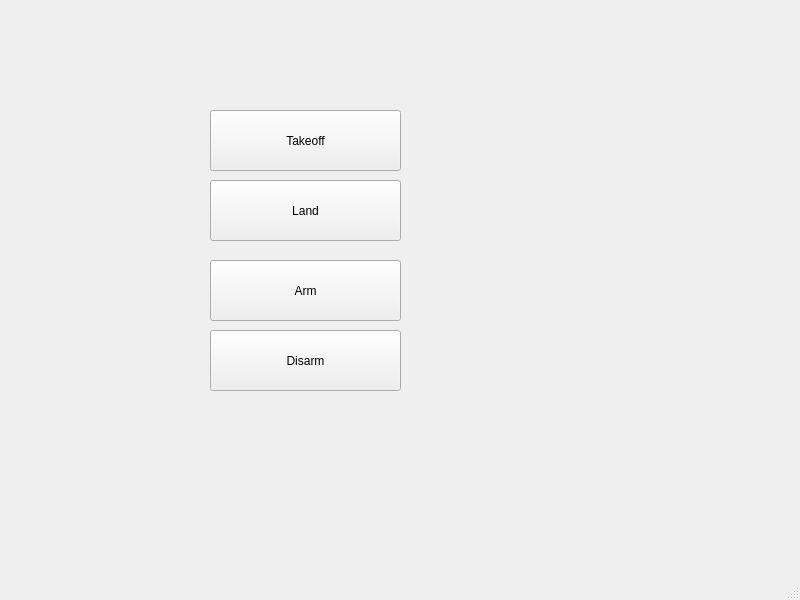
The window that mainwindow.ui (sarath-menon/mavsdk_interface) describes before a commit, drawn with Qt 5.
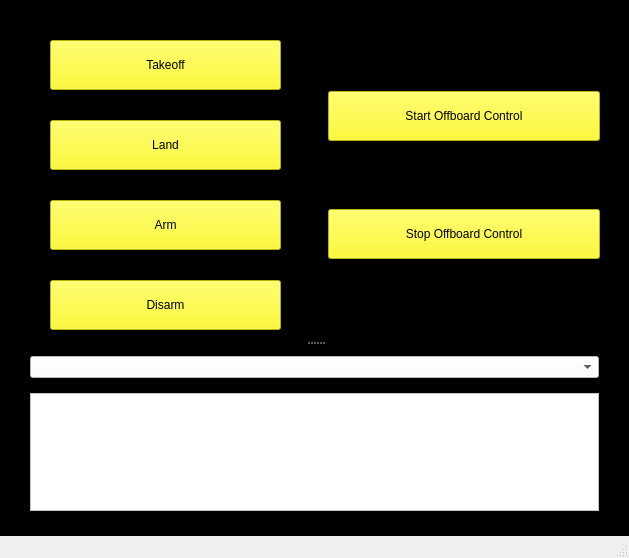
The same window after the commit.

Commit message: added port selector dropdown menu

Patch:
```diff
--- a/mainwindow.ui
+++ b/mainwindow.ui
@@ -6,66 +6,227 @@
    <rect>
     <x>0</x>
     <y>0</y>
-    <width>800</width>
-    <height>600</height>
+    <width>629</width>
+    <height>558</height>
    </rect>
   </property>
   <property name="windowTitle">
    <string>MainWindow</string>
   </property>
-  <widget class="QWidget" name="centralwidget">
-   <widget class="QPushButton" name="takeoff_btn">
-    <property name="geometry">
-     <rect>
-      <x>210</x>
-      <y>110</y>
-      <width>191</width>
-      <height>61</height>
-     </rect>
-    </property>
-    <property name="text">
-     <string>Takeoff</string>
-    </property>
-   </widget>
-   <widget class="QPushButton" name="land_btn">
-    <property name="geometry">
-     <rect>
-      <x>210</x>
-      <y>180</y>
-      <width>191</width>
-      <height>61</height>
-     </rect>
-    </property>
-    <property name="text">
-     <string>Land</string>
-    </property>
-   </widget>
-   <widget class="QPushButton" name="arm_btn">
-    <property name="geometry">
-     <rect>
-      <x>210</x>
-      <y>260</y>
-      <width>191</width>
-      <height>61</height>
-     </rect>
-    </property>
-    <property name="text">
-     <string>Arm</string>
-    </property>
-   </widget>
-   <widget class="QPushButton" name="disarm_btn">
-    <property name="geometry">
-     <rect>
-      <x>210</x>
-      <y>330</y>
-      <width>191</width>
-      <height>61</height>
-     </rect>
-    </property>
-    <property name="text">
-     <string>Disarm</string>
-    </property>
-   </widget>
+  <widget class="QWidget" name="background_colour">
+   <property name="styleSheet">
+    <string notr="true">background-color: rgb(0, 0, 0);</string>
+   </property>
+   <layout class="QVBoxLayout" name="verticalLayout_3">
+    <item>
+     <widget class="QSplitter" name="top_bottom_splitter">
+      <property name="orientation">
+       <enum>Qt::Vertical</enum>
+      </property>
+      <widget class="QFrame" name="main_frame">
+       <property name="frameShape">
+        <enum>QFrame::StyledPanel</enum>
+       </property>
+       <property name="frameShadow">
+        <enum>QFrame::Raised</enum>
+       </property>
+       <layout class="QHBoxLayout" name="horizontalLayout">
+        <item>
+         <widget class="QFrame" name="left_menu">
+          <property name="frameShape">
+           <enum>QFrame::StyledPanel</enum>
+          </property>
+          <property name="frameShadow">
+           <enum>QFrame::Raised</enum>
+          </property>
+          <layout class="QVBoxLayout" name="verticalLayout_2">
+           <property name="spacing">
+            <number>30</number>
+           </property>
+           <property name="leftMargin">
+            <number>30</number>
+           </property>
+           <property name="topMargin">
+            <number>20</number>
+           </property>
+           <property name="rightMargin">
+            <number>30</number>
+           </property>
+           <property name="bottomMargin">
+            <number>0</number>
+           </property>
+           <item>
+            <widget class="QPushButton" name="takeoff_btn">
+             <property name="minimumSize">
+              <size>
+               <width>0</width>
+               <height>50</height>
+              </size>
+             </property>
+             <property name="styleSheet">
+              <string notr="true">background-color: rgb(255, 251, 0);
+color: rgb(0, 0, 0);</string>
+             </property>
+             <property name="text">
+              <string>Takeoff</string>
+             </property>
+            </widget>
+           </item>
+           <item>
+            <widget class="QPushButton" name="land_btn">
+             <property name="minimumSize">
+              <size>
+               <width>0</width>
+               <height>50</height>
+              </size>
+             </property>
+             <property name="styleSheet">
+              <string notr="true">background-color: rgb(255, 251, 0);
+color: rgb(0, 0, 0);</string>
+             </property>
+             <property name="text">
+              <string>Land</string>
+             </property>
+            </widget>
+           </item>
+           <item>
+            <widget class="QPushButton" name="arm_btn">
+             <property name="minimumSize">
+              <size>
+               <width>0</width>
+               <height>50</height>
+              </size>
+             </property>
+             <property name="styleSheet">
+              <string notr="true">background-color: rgb(255, 251, 0);
+color: rgb(0, 0, 0);</string>
+             </property>
+             <property name="text">
+              <string>Arm</string>
+             </property>
+            </widget>
+           </item>
+           <item>
+            <widget class="QPushButton" name="disarm_btn">
+             <property name="minimumSize">
+              <size>
+               <width>0</width>
+               <height>50</height>
+              </size>
+             </property>
+             <property name="styleSheet">
+              <string notr="true">background-color: rgb(255, 251, 0);
+color: rgb(0, 0, 0);</string>
+             </property>
+             <property name="text">
+              <string>Disarm</string>
+             </property>
+            </widget>
+           </item>
+          </layout>
+         </widget>
+        </item>
+        <item>
+         <widget class="QFrame" name="right_menu">
+          <property name="frameShape">
+           <enum>QFrame::StyledPanel</enum>
+          </property>
+          <property name="frameShadow">
+           <enum>QFrame::Raised</enum>
+          </property>
+          <layout class="QVBoxLayout" name="verticalLayout_4">
+           <item>
+            <widget class="QPushButton" name="takeoff_btn_2">
+             <property name="minimumSize">
+              <size>
+               <width>0</width>
+               <height>50</height>
+              </size>
+             </property>
+             <property name="styleSheet">
+              <string notr="true">background-color: rgb(255, 251, 0);
+color: rgb(0, 0, 0);</string>
+             </property>
+             <property name="text">
+              <string>Start Offboard Control</string>
+             </property>
+            </widget>
+           </item>
+           <item>
+            <widget class="QPushButton" name="takeoff_btn_3">
+             <property name="minimumSize">
+              <size>
+               <width>0</width>
+               <height>50</height>
+              </size>
+             </property>
+             <property name="styleSheet">
+              <string notr="true">background-color: rgb(255, 251, 0);
+color: rgb(0, 0, 0);</string>
+             </property>
+             <property name="text">
+              <string>Stop Offboard Control</string>
+             </property>
+            </widget>
+           </item>
+          </layout>
+         </widget>
+        </item>
+       </layout>
+      </widget>
+      <widget class="QFrame" name="console_frame">
+       <property name="frameShape">
+        <enum>QFrame::StyledPanel</enum>
+       </property>
+       <property name="frameShadow">
+        <enum>QFrame::Raised</enum>
+       </property>
+       <layout class="QVBoxLayout" name="verticalLayout">
+        <property name="spacing">
+         <number>15</number>
+        </property>
+        <property name="leftMargin">
+         <number>20</number>
+        </property>
+        <property name="topMargin">
+         <number>10</number>
+        </property>
+        <property name="rightMargin">
+         <number>20</number>
+        </property>
+        <property name="bottomMargin">
+         <number>0</number>
+        </property>
+        <item>
+         <widget class="QComboBox" name="port_selector">
+          <property name="styleSheet">
+           <string notr="true">background-color: rgb(255, 255, 255);
+color: rgb(0, 0, 0);</string>
+          </property>
+         </widget>
+        </item>
+        <item>
+         <widget class="QTextBrowser" name="textBrowser">
+          <property name="styleSheet">
+           <string notr="true">background-color: rgb(255, 255, 255);</string>
+          </property>
+         </widget>
+        </item>
+        <item>
+         <widget class="Line" name="line">
+          <property name="styleSheet">
+           <string notr="true">color: rgb(0, 249, 0);</string>
+          </property>
+          <property name="orientation">
+           <enum>Qt::Vertical</enum>
+          </property>
+         </widget>
+        </item>
+       </layout>
+      </widget>
+     </widget>
+    </item>
+   </layout>
   </widget>
   <widget class="QMenuBar" name="menubar">
    <property name="geometry">
```
Left out of the diff: 2 changed lines with no effect on the pictures. The commit also changes 3 other files.
